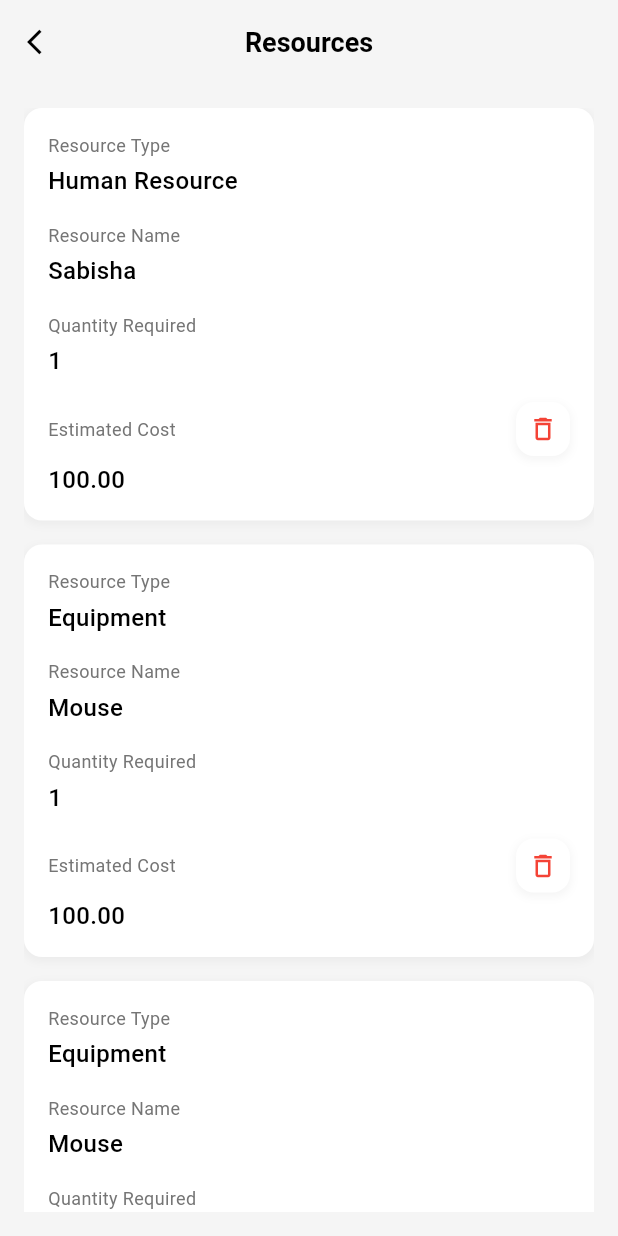
After one commit to teambackoffice/tbo_app, a Flutter app: the ResourcesScreen screen opened directly, on a phone screen of 412 x 824 dp. The commit adds this screen. Run offline on Flutter 3.47's test engine with Material 3 defaults, Android fonts, the phone set to English and light mode, and no system bars; our stand-ins replace fl_chart, flutter_secure_storage; accounts and stored records are empty.

Commit message:
Project Resources ui

```diff
--- /dev/null
+++ b/lib/view/common/project_page/resources.dart
@@ -0,0 +1,256 @@
+import 'package:flutter/material.dart';
+
+class ResourcesScreen extends StatefulWidget {
+  const ResourcesScreen({super.key});
+
+  @override
+  _ResourcesScreenState createState() => _ResourcesScreenState();
+}
+
+class _ResourcesScreenState extends State<ResourcesScreen> {
+  List<Resource> resources = [
+    Resource(
+      type: 'Human Resource',
+      name: 'Sabisha',
+      quantity: 1,
+      estimatedCost: 100.00,
+    ),
+    Resource(
+      type: 'Equipment',
+      name: 'Mouse',
+      quantity: 1,
+      estimatedCost: 100.00,
+    ),
+    Resource(
+      type: 'Equipment',
+      name: 'Mouse',
+      quantity: 1,
+      estimatedCost: 100.00,
+    ),
+  ];
+
+  void _showDeleteDialog(int index) {
+    showDialog(
+      context: context,
+      builder: (BuildContext context) {
+        return AlertDialog(
+          title: Text('Delete Resource'),
+          content: Text('Are you sure you want to delete this resource?'),
+          actions: [
+            TextButton(
+              onPressed: () {
+                Navigator.of(context).pop();
+              },
+              child: Text('Cancel'),
+            ),
+            TextButton(
+              onPressed: () {
+                setState(() {
+                  resources.removeAt(index);
+                });
+                Navigator.of(context).pop();
+              },
+              child: Text('Delete', style: TextStyle(color: Colors.red)),
+            ),
+          ],
+        );
+      },
+    );
+  }
+
+  @override
+  Widget build(BuildContext context) {
+    return Scaffold(
+      backgroundColor: Color(0xFFF5F5F5),
+      appBar: AppBar(
+        backgroundColor: Color(0xFFF5F5F5),
+        elevation: 0,
+        leading: IconButton(
+          icon: Icon(Icons.arrow_back_ios, color: Colors.black, size: 20),
+          onPressed: () {
+            Navigator.pop(context);
+          },
+        ),
+        title: Text(
+          'Resources',
+          style: TextStyle(
+            color: Colors.black,
+            fontSize: 18,
+            fontWeight: FontWeight.w600,
+          ),
+        ),
+        centerTitle: true,
+      ),
+      body: Padding(
+        padding: EdgeInsets.all(16.0),
+        child: ListView.builder(
+          itemCount: resources.length,
+          itemBuilder: (context, index) {
+            final resource = resources[index];
+            return Container(
+              margin: EdgeInsets.only(bottom: 16),
+              padding: EdgeInsets.all(16),
+              decoration: BoxDecoration(
+                color: Colors.white,
+                borderRadius: BorderRadius.circular(12),
+                boxShadow: [
+                  BoxShadow(
+                    color: Colors.grey.withOpacity(0.1),
+                    spreadRadius: 1,
+                    blurRadius: 4,
+                    offset: Offset(0, 2),
+                  ),
+                ],
+              ),
+              child: Column(
+                crossAxisAlignment: CrossAxisAlignment.start,
+                children: [
+                  Row(
+                    mainAxisAlignment: MainAxisAlignment.spaceBetween,
+                    children: [
+                      Column(
+                        crossAxisAlignment: CrossAxisAlignment.start,
+                        children: [
+                          Text(
+                            'Resource Type',
+                            style: TextStyle(
+                              color: Colors.grey[600],
+                              fontSize: 12,
+                              fontWeight: FontWeight.w400,
+                            ),
+                          ),
+                          SizedBox(height: 4),
+                          Text(
+                            resource.type,
+                            style: TextStyle(
+                              color: Colors.black,
+                              fontSize: 16,
+                              fontWeight: FontWeight.w500,
+                            ),
+                          ),
+                        ],
+                      ),
+                    ],
+                  ),
+                  SizedBox(height: 16),
+                  Column(
+                    crossAxisAlignment: CrossAxisAlignment.start,
+                    children: [
+                      Text(
+                        'Resource Name',
+                        style: TextStyle(
+                          color: Colors.grey[600],
+                          fontSize: 12,
+                          fontWeight: FontWeight.w400,
+                        ),
+                      ),
+                      SizedBox(height: 4),
+                      Text(
+                        resource.name,
+                        style: TextStyle(
+                          color: Colors.black,
+                          fontSize: 16,
+                          fontWeight: FontWeight.w500,
+                        ),
+                      ),
+                    ],
+                  ),
+                  SizedBox(height: 16),
+                  Row(
+                    children: [
+                      Expanded(
+                        child: Column(
+                          crossAxisAlignment: CrossAxisAlignment.start,
+                          children: [
+                            Text(
+                              'Quantity Required',
+                              style: TextStyle(
+                                color: Colors.grey[600],
+                                fontSize: 12,
+                                fontWeight: FontWeight.w400,
+                              ),
+                            ),
+                            SizedBox(height: 4),
+                            Text(
+                              '${resource.quantity}',
+                              style: TextStyle(
+                                color: Colors.black,
+                                fontSize: 16,
+                                fontWeight: FontWeight.w500,
+                              ),
+                            ),
+                            SizedBox(height: 16),
+                            Row(
+                              children: [
+                                Text(
+                                  'Estimated Cost',
+                                  style: TextStyle(
+                                    color: Colors.grey[600],
+                                    fontSize: 12,
+                                    fontWeight: FontWeight.w400,
+                                  ),
+                                ),
+                                Spacer(),
+
+                                GestureDetector(
+                                  onTap: () => _showDeleteDialog(index),
+                                  child: Container(
+                                    decoration: BoxDecoration(
+                                      color: Colors.white,
+                                      borderRadius: BorderRadius.circular(12),
+                                      boxShadow: [
+                                        BoxShadow(
+                                          color: Colors.grey.withOpacity(0.1),
+                                          spreadRadius: 1,
+                                          blurRadius: 4,
+                                          offset: Offset(0, 2),
+                                        ),
+                                      ],
+                                    ),
+                                    padding: EdgeInsets.all(8),
+                                    child: Icon(
+                                      Icons.delete_outlined,
+                                      color: Colors.red,
+                                      size: 20,
+                                    ),
+                                  ),
+                                ),
+                              ],
+                            ),
+                            SizedBox(height: 4),
+                            Text(
+                              resource.estimatedCost.toStringAsFixed(2),
+                              style: TextStyle(
+                                color: Colors.black,
+                                fontSize: 16,
+                                fontWeight: FontWeight.w500,
+                              ),
+                            ),
+                          ],
+                        ),
+                      ),
+                    ],
+                  ),
+                ],
+              ),
+            );
+          },
+        ),
+      ),
+    );
+  }
+}
+
+class Resource {
+  final String type;
+  final String name;
+  final int quantity;
+  final double estimatedCost;
+
+  Resource({
+    required this.type,
+    required this.name,
+    required this.quantity,
+    required this.estimatedCost,
+  });
+}
```
Also changed, not shown: lib/view/common/project_page/project_details.dart (+20 -0 lines), lib/view/common/project_page/project_tasks.dart (added, +455 -0 lines).
